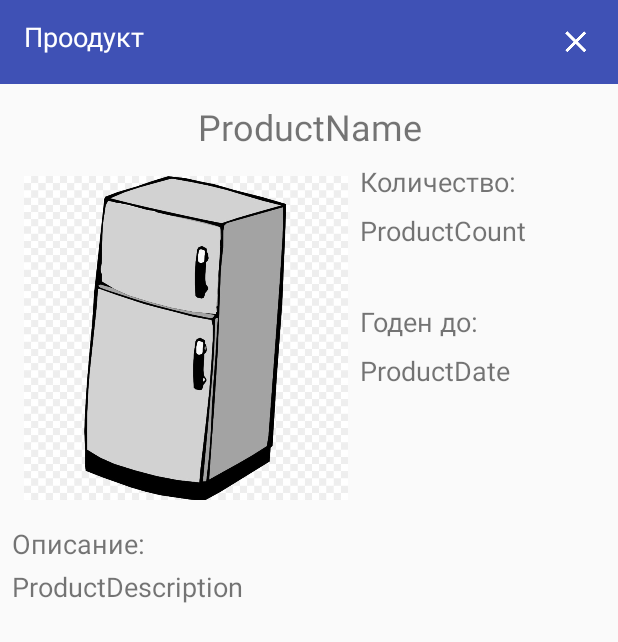
After one commit to LidaVygonskaya/FoodTracker, an Android app: the ProductActivity screen opened directly, with no data from a screen before it, on a phone screen of 412 x 824 dp. The commit adds this screen. Shown: the top 642 px of the screen. Run offline under Robolectric (Android 15) with nearby library versions, the phone set to English and light mode, and no system bars; 5 statements that could not run were skipped.

Commit message:
Add show product item

```diff
--- a/app/src/main/AndroidManifest.xml
+++ b/app/src/main/AndroidManifest.xml
@@ -32,6 +32,7 @@
         <activity android:name=".ShoppingListActivity" />
         <activity android:name=".RecipesActivity" />
         <activity android:name=".SettingsActivity" />
+        <activity android:name=".ProductActivity" />
         <activity android:name=".BaseActivity"></activity>
     </application>
 
--- a/app/src/main/java/com/example/lida/foodtracker/MainActivity.java
+++ b/app/src/main/java/com/example/lida/foodtracker/MainActivity.java
@@ -12,6 +12,7 @@ import android.os.Bundle;
 import android.util.Log;
 import android.view.MenuItem;
 import android.view.View;
+import android.widget.AdapterView;
 import android.widget.ArrayAdapter;
 import android.widget.ImageButton;
 import android.widget.ListView;
@@ -22,6 +23,7 @@ import com.example.lida.foodtracker.Utils.ProductAdapter;
 import com.google.gson.Gson;
 import com.google.gson.reflect.TypeToken;
 
+import java.io.Serializable;
 import java.lang.reflect.Type;
 import java.util.ArrayList;
 import java.util.Comparator;
@@ -72,6 +74,18 @@ public class MainActivity extends BaseActivity {
         productList = (ListView) findViewById(R.id.productList);
         productList.setAdapter(productAdapter);
         productList.setEmptyView(findViewById(R.id.empty_group));
+        productList.setOnItemClickListener(new AdapterView.OnItemClickListener() {
+            @Override
+            public void onItemClick(AdapterView<?> parent, View view, int position, long id) {
+                Intent intent = new Intent(getApplicationContext(), ProductActivity.class);
+
+                Product product = new Product(productNames.get(position), descriptions.get(position),
+                        counts.get(position), dates.get(position), imgIds.get(position));
+                intent.putExtra("PRODUCT", product);
+
+                startActivity(intent);
+            }
+        });
 
         addProductButton = (ImageButton) findViewById(R.id.add_product);
         addProductButton.setOnClickListener(new View.OnClickListener() {
--- /dev/null
+++ b/app/src/main/java/com/example/lida/foodtracker/ProductActivity.java
@@ -0,0 +1,68 @@
+package com.example.lida.foodtracker;
+
+import android.annotation.SuppressLint;
+import android.content.Intent;
+import android.content.SharedPreferences;
+import android.os.Build;
+import android.support.annotation.NonNull;
+import android.support.annotation.RequiresApi;
+import android.support.design.widget.BottomNavigationView;
+import android.support.v7.app.AppCompatActivity;
+import android.os.Bundle;
+import android.util.Log;
+import android.view.MenuItem;
+import android.view.View;
+import android.widget.ArrayAdapter;
+import android.widget.ImageButton;
+import android.widget.ImageView;
+import android.widget.ListView;
+import android.support.v7.widget.Toolbar;
+import android.widget.TextView;
+
+import com.example.lida.foodtracker.Retrofit.Product;
+import com.example.lida.foodtracker.Utils.ProductAdapter;
+import com.google.gson.Gson;
+import com.google.gson.reflect.TypeToken;
+
+import java.lang.reflect.Type;
+import java.util.ArrayList;
+import java.util.Comparator;
+import java.util.Date;
+import java.util.List;
+
+public class ProductActivity extends AppCompatActivity {
+    private static final String TAG = "ProductActivity";
+
+    private Product product;
+
+    private TextView name, desctiption, count, date;
+    private ImageButton exit;
+
+    @Override
+    protected void onCreate(Bundle savedInstanceState) {
+        super.onCreate(savedInstanceState);
+        setContentView(R.layout.activity_product);
+
+        product = (Product) getIntent().getExtras().getSerializable("PRODUCT");
+
+        name = (TextView) findViewById(R.id.product_name);
+        desctiption = (TextView) findViewById(R.id.product_description);
+        count = (TextView) findViewById(R.id.product_count);
+        date = (TextView) findViewById(R.id.product_date);
+
+        exit = (ImageButton) findViewById(R.id.exit);
+
+        name.setText(product.getName());
+        desctiption.setText(product.getDescription());
+        count.setText(product.getQuantity().toString());
+        date.setText(product.getDateEndInStringFormat());
+
+        exit.setOnClickListener(new View.OnClickListener() {
+            @Override
+            public void onClick(View v) {
+               finish();
+            }
+        });
+    }
+
+}
--- a/app/src/main/java/com/example/lida/foodtracker/Retrofit/Product.java
+++ b/app/src/main/java/com/example/lida/foodtracker/Retrofit/Product.java
@@ -36,6 +36,16 @@ public class Product implements Serializable{
     private Date dateEnd;
 
     private Integer imgId;
+
+    public Product() {}
+
+    public Product(String name, String description, Integer count, Date date, Integer imgId) {
+        this.name = name;
+        this.description = description;
+        this.quantity = count;
+        this.dateEnd = date;
+        this.imgId = imgId;
+    }
 
     @Override
     public String toString() {
@@ -103,4 +113,8 @@ public class Product implements Serializable{
     public void setQuantity(Integer quantity) { this.quantity = quantity; }
 
     public void setImgId(Integer imgId) { this.imgId = imgId; }
+
+    public String getDateEndInStringFormat() {
+        return dateEnd.getDate() + "." + dateEnd.getMonth() + "." + dateEnd.getYear();
+    }
 }
--- /dev/null
+++ b/app/src/main/res/layout/activity_product.xml
@@ -0,0 +1,160 @@
+<?xml version="1.0" encoding="utf-8"?>
+<android.support.constraint.ConstraintLayout xmlns:android="http://schemas.android.com/apk/res/android"
+    xmlns:app="http://schemas.android.com/apk/res-auto"
+    xmlns:tools="http://schemas.android.com/tools"
+    android:layout_width="match_parent"
+    android:layout_height="match_parent">
+
+    <android.support.v7.widget.Toolbar
+        android:id="@+id/toolbar2"
+        android:layout_width="match_parent"
+        android:layout_height="56dp"
+        android:background="?attr/colorPrimary"
+        android:minHeight="?attr/actionBarSize"
+        android:theme="?attr/actionBarTheme"
+        app:layout_constraintEnd_toEndOf="parent"
+        app:layout_constraintHorizontal_bias="1.0"
+        app:layout_constraintStart_toStartOf="parent"
+        app:layout_constraintTop_toTopOf="parent" />
+
+    <ImageButton
+        android:id="@+id/exit"
+        android:layout_width="wrap_content"
+        android:layout_height="wrap_content"
+        android:layout_marginBottom="8dp"
+        android:layout_marginEnd="16dp"
+        android:layout_marginRight="16dp"
+        android:layout_marginTop="8dp"
+        android:background="@null"
+        android:src="@drawable/ic_clear_white_24dp"
+        app:layout_constraintBottom_toBottomOf="@+id/toolbar2"
+        app:layout_constraintEnd_toEndOf="parent"
+        app:layout_constraintTop_toTopOf="@+id/toolbar2" />
+
+    <TextView
+        android:id="@+id/title"
+        android:layout_width="wrap_content"
+        android:layout_height="wrap_content"
+        android:layout_marginBottom="19dp"
+        android:layout_marginLeft="16dp"
+        android:layout_marginStart="16dp"
+        android:layout_marginTop="19dp"
+        android:text="Проодукт"
+        android:textColor="@android:color/white"
+        android:textSize="@dimen/app_bap_text_size"
+        app:layout_constraintBottom_toBottomOf="@+id/toolbar2"
+        app:layout_constraintStart_toStartOf="@+id/toolbar2"
+        app:layout_constraintTop_toTopOf="@+id/toolbar2"
+        app:layout_constraintVertical_bias="1.0" />
+
+    <TextView
+        android:id="@+id/product_name"
+        android:layout_width="wrap_content"
+        android:layout_height="wrap_content"
+        android:layout_marginEnd="8dp"
+        android:layout_marginLeft="8dp"
+        android:layout_marginRight="8dp"
+        android:layout_marginStart="8dp"
+        android:layout_marginTop="12dp"
+        android:gravity="center"
+        android:text="ProductName"
+        android:textSize="24dp"
+        app:layout_constraintEnd_toEndOf="parent"
+        app:layout_constraintStart_toStartOf="parent"
+        app:layout_constraintTop_toBottomOf="@+id/toolbar2" />
+
+    <ImageView
+        android:id="@+id/product_image"
+        android:layout_width="216dp"
+        android:layout_height="233dp"
+        android:layout_centerHorizontal="true"
+        android:layout_centerVertical="true"
+        android:layout_marginLeft="16dp"
+        android:layout_marginStart="16dp"
+        android:layout_marginTop="8dp"
+        android:background="@android:color/transparent"
+        android:src="@drawable/fridge_close"
+        app:layout_constraintStart_toStartOf="parent"
+        app:layout_constraintTop_toBottomOf="@+id/product_name" />
+
+    <TextView
+        android:id="@+id/product_description_title"
+        android:layout_width="wrap_content"
+        android:layout_height="wrap_content"
+        android:layout_marginLeft="8dp"
+        android:layout_marginStart="8dp"
+        android:layout_marginTop="8dp"
+        android:gravity="left"
+        android:text="Описание:"
+        android:textSize="18dp"
+        app:layout_constraintStart_toStartOf="parent"
+        app:layout_constraintTop_toBottomOf="@+id/product_image" />
+
+    <TextView
+        android:id="@+id/product_description"
+        android:layout_width="wrap_content"
+        android:layout_height="wrap_content"
+        android:layout_marginLeft="8dp"
+        android:layout_marginStart="8dp"
+        android:layout_marginTop="4dp"
+        android:gravity="left"
+        android:text="ProductDescription"
+        android:textSize="18dp"
+        app:layout_constraintStart_toStartOf="parent"
+        app:layout_constraintTop_toBottomOf="@+id/product_description_title" />
+
+    <TextView
+        android:id="@+id/product_count_title"
+        android:layout_width="wrap_content"
+        android:layout_height="wrap_content"
+        android:layout_marginLeft="8dp"
+        android:layout_marginStart="8dp"
+        android:layout_marginTop="8dp"
+        android:gravity="left"
+        android:text="Количество:"
+        android:textSize="18dp"
+        app:layout_constraintStart_toEndOf="@+id/product_image"
+        app:layout_constraintTop_toBottomOf="@+id/product_name" />
+
+    <TextView
+        android:id="@+id/product_count"
+        android:layout_width="wrap_content"
+        android:layout_height="wrap_content"
+        android:layout_marginLeft="8dp"
+        android:layout_marginStart="8dp"
+        android:layout_marginTop="8dp"
+        android:gravity="left"
+        android:text="ProductCount"
+        android:textSize="18dp"
+        app:layout_constraintStart_toEndOf="@+id/product_image"
+        app:layout_constraintTop_toBottomOf="@+id/product_count_title" />
+
+    <TextView
+        android:id="@+id/product_date_title"
+        android:layout_width="wrap_content"
+        android:layout_height="wrap_content"
+        android:layout_marginLeft="8dp"
+        android:layout_marginStart="8dp"
+        android:layout_marginTop="36dp"
+        android:gravity="left"
+        android:text="Годен до:"
+        android:textSize="18dp"
+        app:layout_constraintStart_toEndOf="@+id/product_image"
+        app:layout_constraintTop_toBottomOf="@+id/product_count" />
+
+    <TextView
+        android:id="@+id/product_date"
+        android:layout_width="wrap_content"
+        android:layout_height="wrap_content"
+        android:layout_marginLeft="8dp"
+        android:layout_marginStart="8dp"
+        android:layout_marginTop="8dp"
+        android:gravity="left"
+        android:text="ProductDate"
+        android:textSize="18dp"
+        app:layout_constraintStart_toEndOf="@+id/product_image"
+        app:layout_constraintTop_toBottomOf="@+id/product_date_title" />
+
+
+
+</android.support.constraint.ConstraintLayout>
```
